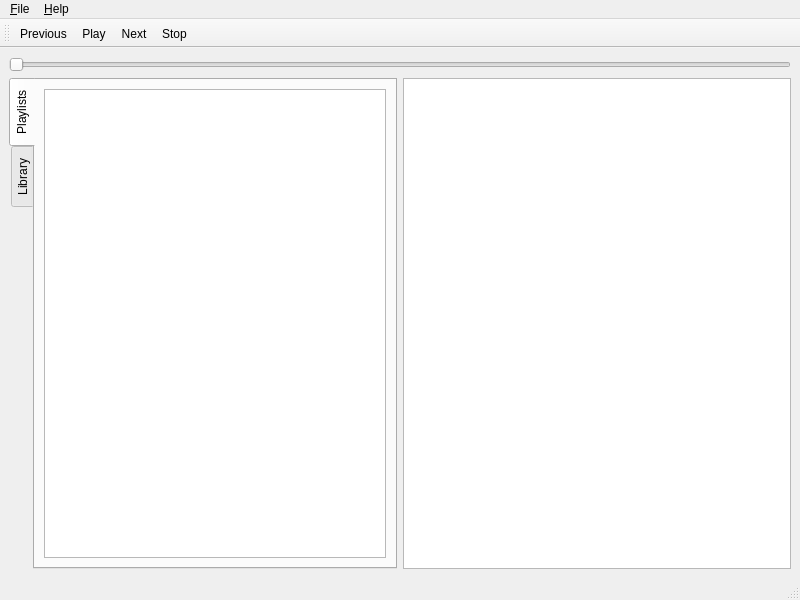
Qt form src/mpdclient/main_window.ui (nikolavp/QtPyMPD) before a commit.
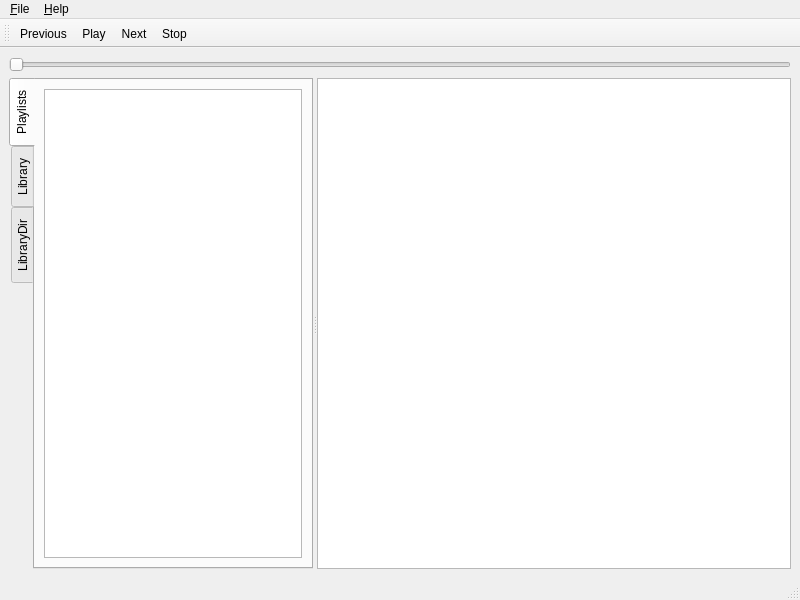
The same form after that commit. The open tabs and pages were chosen to show the change.

```diff
--- a/src/mpdclient/main_window.ui
+++ b/src/mpdclient/main_window.ui
@@ -14,8 +14,8 @@
    <string>MainWindow</string>
   </property>
   <widget class="QWidget" name="centralwidget">
-   <layout class="QGridLayout" name="gridLayout">
-    <item row="0" column="0" colspan="2">
+   <layout class="QVBoxLayout" name="verticalLayout_3">
+    <item>
      <widget class="QSlider" name="horizontalSlider">
       <property name="orientation">
        <enum>Qt::Horizontal</enum>
@@ -31,8 +31,18 @@
       </property>
      </widget>
     </item>
-    <item row="1" column="0">
+    <item>
+     <widget class="QSplitter" name="splitter">
+      <property name="orientation">
+       <enum>Qt::Horizontal</enum>
+      </property>
      <widget class="QTabWidget" name="tabWidget">
+       <property name="sizePolicy">
+        <sizepolicy hsizetype="Fixed" vsizetype="Fixed">
+         <horstretch>0</horstretch>
+         <verstretch>0</verstretch>
+        </sizepolicy>
+       </property>
       <property name="tabPosition">
        <enum>QTabWidget::West</enum>
       </property>
@@ -43,9 +53,19 @@
        <attribute name="title">
         <string>Playlists</string>
        </attribute>
-       <layout class="QVBoxLayout" name="verticalLayout_3">
+        <layout class="QHBoxLayout" name="horizontalLayout">
         <item>
-         <widget class="QListView" name="listView"/>
+          <widget class="QListView" name="listView">
+           <property name="sizePolicy">
+            <sizepolicy hsizetype="Minimum" vsizetype="Minimum">
+             <horstretch>0</horstretch>
+             <verstretch>0</verstretch>
+            </sizepolicy>
+           </property>
+           <property name="resizeMode">
+            <enum>QListView::Adjust</enum>
+           </property>
+          </widget>
         </item>
        </layout>
       </widget>
@@ -55,6 +75,17 @@
        </attribute>
        <layout class="QVBoxLayout" name="verticalLayout_2">
         <item>
+          <widget class="QLineEdit" name="searchLib"/>
+         </item>
+         <item>
+          <widget class="QListView" name="libraryDatabase"/>
+         </item>
+        </layout>
+       </widget>
+       <widget class="QWidget" name="libraryDirTab">
+        <attribute name="title">
+         <string>LibraryDir</string>
+        </attribute>
          <layout class="QVBoxLayout" name="verticalLayout">
           <item>
            <widget class="QLineEdit" name="lineEdit"/>
@@ -63,13 +94,15 @@
            <widget class="QTreeView" name="treeView"/>
           </item>
          </layout>
-        </item>
-       </layout>
-      </widget>
-     </widget>
-    </item>
-    <item row="1" column="1">
+       </widget>
+      </widget>
      <widget class="QTableView" name="tableView">
+       <property name="sizePolicy">
+        <sizepolicy hsizetype="Expanding" vsizetype="Expanding">
+         <horstretch>1</horstretch>
+         <verstretch>0</verstretch>
+        </sizepolicy>
+       </property>
       <property name="verticalScrollBarPolicy">
        <enum>Qt::ScrollBarAlwaysOff</enum>
       </property>
@@ -85,6 +118,10 @@
       <attribute name="horizontalHeaderCascadingSectionResizes">
        <bool>true</bool>
       </attribute>
+       <attribute name="verticalHeaderCascadingSectionResizes">
+        <bool>true</bool>
+       </attribute>
+      </widget>
      </widget>
     </item>
    </layout>
```
Left out of the diff: 9 changed lines with no effect on the pictures. Lines whose indentation alone changed are shown as unchanged.
